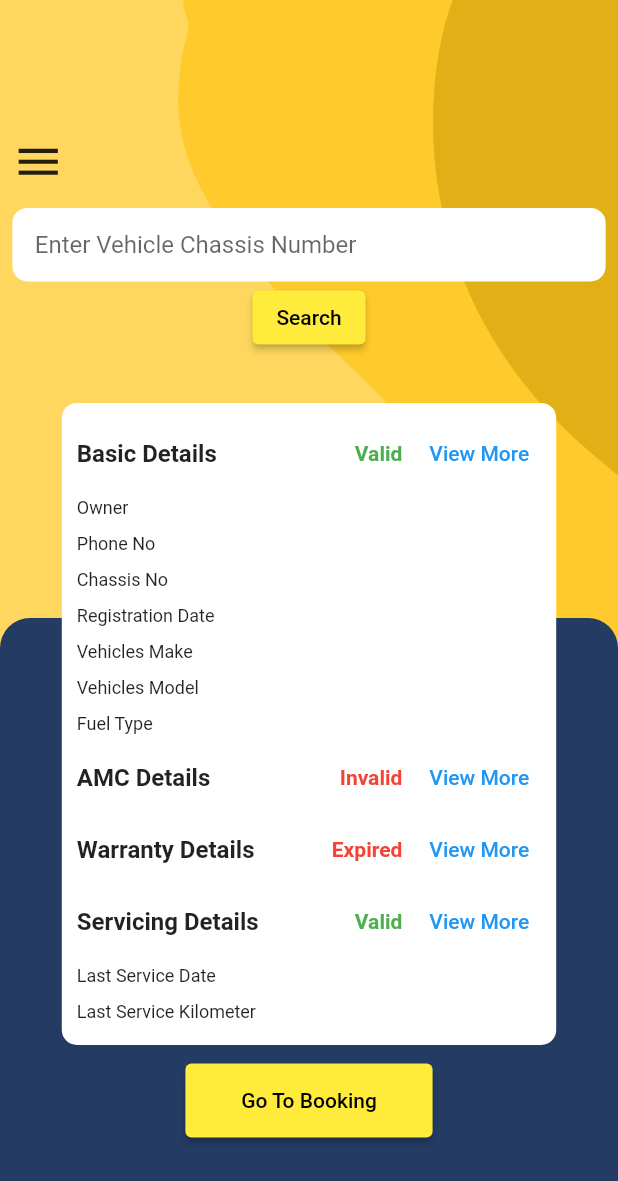
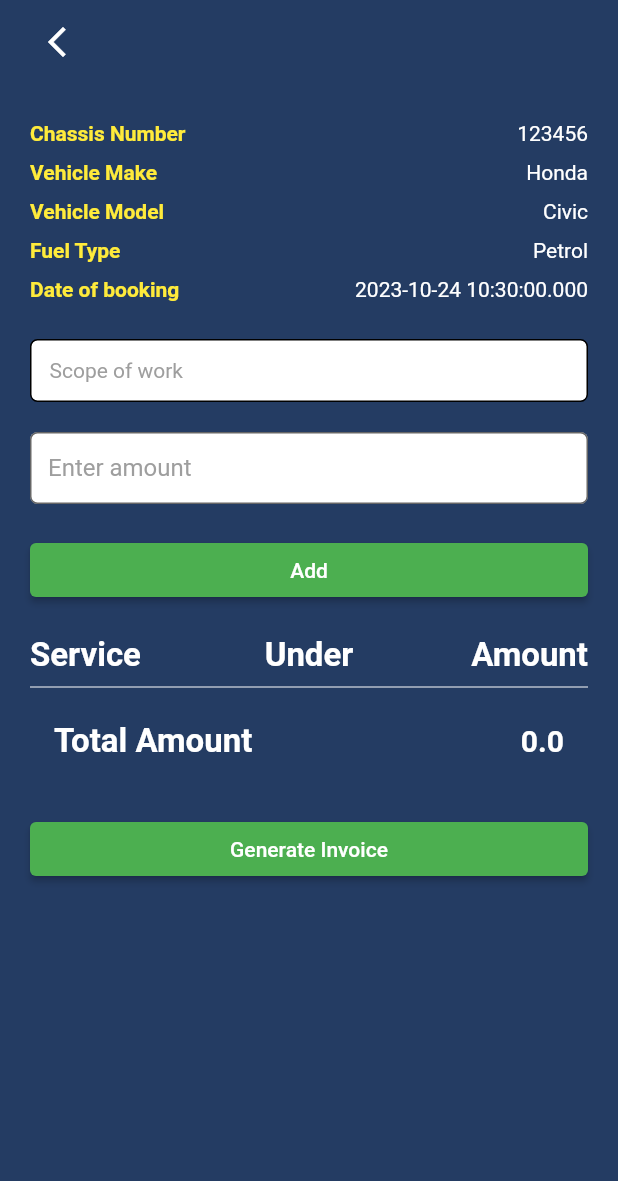
Before and after one commit to SwagatGogoi110/amc-clone, a Flutter app: the DetailsScreen screen opened directly, after a tap on "Go To Booking", on a phone screen of 412 x 824 dp. Shown: the top 1181 px of the screen. Run offline on Flutter 3.47's test engine with Material 2 defaults, Android fonts, the phone set to English and light mode, and no system bars; our stand-ins replace flutter_svg, open_file, pdf.

Commit message:
BOOKING PAGE ADDED

```diff
--- a/lib/main.dart
+++ b/lib/main.dart
@@ -1,5 +1,6 @@
 import 'package:amcdemo/provider/AuthProvider.dart';
 import 'package:amcdemo/provider/chassisControllerProvider.dart';
+import 'package:amcdemo/screens/booking_page.dart';
 import 'package:amcdemo/screens/splash_screen.dart';
 import 'package:amcdemo/widgets/invoice/invoice_page.dart';
 import 'package:flutter/material.dart';
--- /dev/null
+++ b/lib/screens/booking_page.dart
@@ -0,0 +1,362 @@
+import 'package:amcdemo/screens/details_page.dart';
+import 'package:flutter/material.dart';
+
+class BookingPage extends StatefulWidget {
+  const BookingPage({Key? key}) : super(key: key);
+
+  @override
+  State<BookingPage> createState() => _BookingPageState();
+}
+
+class _BookingPageState extends State<BookingPage> {
+  late TextEditingController _amountController = TextEditingController();
+  List<String> dropDownOptions = [
+    'Option 1',
+    'Option 2',
+    'Option 3',
+    'Option 4',
+    'Option 5',
+    'Option 6',
+    'Option 7',
+    'Option 12',
+  ];
+  String? selectedDropDownOption;
+
+  Map<String, dynamic> vehicleDetails = {
+    'Chassis Number': '123456',
+    'Vehicle Make': 'Honda',
+    'Vehicle Model': 'Civic',
+    'Fuel Type': 'Petrol',
+    'Date of booking': DateTime.now(),
+  };
+
+  String? selectedScope;
+  String? scopeOfWork = '';
+  double? amount;
+  List<Map<String, dynamic>> serviceList = [];
+  double totalAmount = 0;
+  bool isExpanded = false;
+  String? initialSelectedScope;
+
+  @override
+  void initState() {
+    super.initState();
+    initialSelectedScope = null;
+    _amountController = TextEditingController();
+  }
+
+  @override
+  void dispose() {
+    _amountController.dispose();
+    super.dispose();
+  }
+
+  @override
+  Widget build(BuildContext context) {
+    return Container(
+      color: const Color(0xFF243C63),
+      child: Scaffold(
+        appBar: AppBar(
+          backgroundColor: const Color(0xFF243C63),
+          elevation: 0,
+          leading: IconButton(
+            padding: const EdgeInsets.only(left: 20),
+            icon: const Icon(Icons.arrow_back_ios_new),
+            color: Colors.white,
+            onPressed: () {
+              Navigator.of(context).pushReplacement(
+                MaterialPageRoute(
+                  builder: (context) => DetailsScreen(),
+                ),
+              );
+            },
+          ),
+        ),
+        backgroundColor: const Color(0xFF243C63),
+        body: SingleChildScrollView(
+          child: Padding(
+            padding: const EdgeInsets.all(20.0),
+            child: Column(
+              crossAxisAlignment: CrossAxisAlignment.stretch,
+              children: <Widget>[
+                Column(
+                  children: vehicleDetails.entries.map((entry) {
+                    return Padding(
+                      padding: const EdgeInsets.symmetric(vertical: 5.0),
+                      child: Row(
+                        mainAxisAlignment: MainAxisAlignment.spaceBetween,
+                        children: [
+                          Text(
+                            entry.key,
+                            style: const TextStyle(
+                                color: Colors.yellow,
+                                fontWeight: FontWeight.bold,
+                                fontSize: 14),
+                          ),
+                          Expanded(
+                            child: Text(
+                              '${entry.value}',
+                              textAlign: TextAlign.right,
+                              style: const TextStyle(
+                                  fontSize: 14, color: Colors.white),
+                            ),
+                          ),
+                        ],
+                      ),
+                    );
+                  }).toList(),
+                ),
+                const SizedBox(height: 20),
+                Row(
+                  children: [
+                    Expanded(
+                      child: Container(
+                        decoration: BoxDecoration(
+                          color: Colors.white,
+                          border: Border.all(color: Colors.black),
+                          borderRadius: BorderRadius.circular(5.0),
+                        ),
+                        padding: const EdgeInsets.symmetric(horizontal: 12.0),
+                        child: Column(
+                          crossAxisAlignment: CrossAxisAlignment.stretch,
+                          children: [
+                            GestureDetector(
+                              onTap: () {
+                                setState(() {
+                                  isExpanded = !isExpanded;
+                                });
+                              },
+                              child: Container(
+                                padding:
+                                    const EdgeInsets.symmetric(vertical: 12.0),
+                                child: Text(selectedScope ?? 'Scope of work',
+                                    style: TextStyle(
+                                        color: selectedScope == null
+                                            ? Colors.grey
+                                            : Colors.black)),
+                              ),
+                            ),
+                            if (isExpanded)
+                              Column(
+                                children: [
+                                  TextField(
+                                    decoration: const InputDecoration(
+                                      hintText: 'Search...',
+                                      border: InputBorder.none,
+                                    ),
+                                    onChanged: (value) {
+                                      setState(() {
+                                        selectedDropDownOption = value;
+                                      });
+                                    },
+                                  ),
+                                  // ignore: sized_box_for_whitespace
+                                  Container(
+                                    height:
+                                        200, // Set the maximum height for the options
+                                    child: ListView(
+                                      children: [
+                                        ..._buildMatchingOptions(),
+                                      ],
+                                    ),
+                                  ),
+                                ],
+                              ),
+                          ],
+                        ),
+                      ),
+                    ),
+                  ],
+                ),
+                const SizedBox(height: 20.0),
+                TextField(
+                  controller: _amountController,
+                  onChanged: (value) {
+                    amount = double.tryParse(value);
+                  },
+                  decoration: InputDecoration(
+                    fillColor: Colors.white,
+                    filled: true,
+                    hintText: 'Enter amount',
+                    hintStyle: const TextStyle(color: Colors.grey),
+                    border: OutlineInputBorder(
+                      borderRadius: BorderRadius.circular(5),
+                      borderSide: const BorderSide(color: Colors.black),
+                    ),
+                    contentPadding: const EdgeInsets.symmetric(horizontal: 12),
+                  ),
+                ),
+                const SizedBox(height: 20.0),
+                ElevatedButton(
+                  onPressed: () {
+                    setState(() {
+                      if (amount != null) {
+                        serviceList.add({
+                          'Service': selectedScope,
+                          'Under': '0 of 0',
+                          'Amount': amount,
+                        });
+                        totalAmount += amount!;
+                        selectedScope = initialSelectedScope;
+                        print(_amountController.text);
+                        _amountController.clear();
+                      }
+                    });
+                  },
+                  style:
+                      ElevatedButton.styleFrom(backgroundColor: Colors.green),
+                  child: const Text('Add'),
+                ),
+                const SizedBox(height: 20.0),
+                ListView.builder(
+                  shrinkWrap: true,
+                  physics: const NeverScrollableScrollPhysics(),
+                  itemCount: serviceList.length + 1,
+                  itemBuilder: (BuildContext context, int index) {
+                    if (index == 0) {
+                      return const Row(
+                        children: [
+                          Expanded(
+                            child: Text(
+                              'Service',
+                              style: TextStyle(
+                                  fontWeight: FontWeight.bold,
+                                  fontSize: 22,
+                                  color: Colors.white),
+                              textAlign: TextAlign.left,
+                            ),
+                          ),
+                          Expanded(
+                            child: Text(
+                              'Under',
+                              style: TextStyle(
+                                  fontWeight: FontWeight.bold,
+                                  fontSize: 22,
+                                  color: Colors.white),
+                              textAlign: TextAlign.center,
+                            ),
+                          ),
+                          Expanded(
+                            child: Text(
+                              'Amount',
+                              style: TextStyle(
+                                  fontWeight: FontWeight.bold,
+                                  fontSize: 22,
+                                  color: Colors.white),
+                              textAlign: TextAlign.right,
+                            ),
+                          ),
+                        ],
+                      );
+                    }
+                    final service = serviceList[index - 1];
+                    return Column(
+                      children: [
+                        const SizedBox(height: 10),
+                        Row(
+                          children: [
+                            Expanded(
+                              child: Text(
+                                service['Service'].toString(),
+                                textAlign: TextAlign.left,
+                                style: const TextStyle(
+                                    color: Colors.white, fontSize: 15),
+                              ),
+                            ),
+                            Expanded(
+                              child: Text(
+                                service['Under'].toString(),
+                                textAlign: TextAlign.center,
+                                style: const TextStyle(
+                                    color: Colors.white, fontSize: 15),
+                              ),
+                            ),
+                            Expanded(
+                              child: Text(
+                                service['Amount'].toString(),
+                                textAlign: TextAlign.right,
+                                style: const TextStyle(
+                                    color: Colors.white, fontSize: 15),
+                              ),
+                            ),
+                          ],
+                        ),
+                      ],
+                    );
+                  },
+                ),
+                const Divider(
+                  color: Colors.white,
+                ),
+                ListTile(
+                  title: const Text(
+                    'Total Amount',
+                    style: TextStyle(
+                      color: Colors.white,
+                      fontWeight: FontWeight.bold,
+                      fontSize: 22,
+                    ),
+                    textAlign: TextAlign.left,
+                  ),
+                  trailing: Text(
+                    '$totalAmount',
+                    style: const TextStyle(
+                      color: Colors.white,
+                      fontWeight: FontWeight.bold,
+                      fontSize: 20,
+                    ),
+                  ),
+                ),
+                const SizedBox(height: 20.0),
+                ElevatedButton(
+                  onPressed: () {},
+                  style:
+                      ElevatedButton.styleFrom(backgroundColor: Colors.green),
+                  child: const Text(
+                    'Generate Invoice',
+                    style: TextStyle(color: Colors.white),
+                  ),
+                )
+              ],
+            ),
+          ),
+        ),
+      ),
+    );
+  }
+
+  List<Widget> _buildMatchingOptions() {
+    List<Widget> widgets = [];
+    List<String> matchingOptions = [];
+
+    for (var option in dropDownOptions) {
+      if (option
+          .toLowerCase()
+          .contains(selectedDropDownOption?.toLowerCase() ?? '')) {
+        matchingOptions.add(option);
+      }
+    }
+
+    widgets.addAll(
+      matchingOptions.map((option) {
+        return ListTile(
+          title: Text(option),
+          onTap: () {
+            setState(() {
+              selectedScope = option;
+              isExpanded = false;
+            });
+          },
+        );
+      }),
+    );
+
+    for (var option in dropDownOptions) {
+      if (!matchingOptions.contains(option)) {
+        widgets.add(Container(height: 0));
+      }
+    }
+
+    return widgets;
+  }
+}
--- a/lib/screens/details_page.dart
+++ b/lib/screens/details_page.dart
@@ -1,6 +1,7 @@
 import 'package:amcdemo/details/amc_details_list.dart';
 import 'package:amcdemo/details/service_details_list.dart';
 import 'package:amcdemo/provider/chassisControllerProvider.dart';
+import 'package:amcdemo/screens/booking_page.dart';
 import 'package:amcdemo/screens/next_details/basic_details.dart';
 import 'package:amcdemo/widgets/navigation_drawer.dart';
 import 'package:flutter/material.dart';
@@ -47,7 +48,8 @@ class _DetailsScreenState extends State<DetailsScreen> {
   @override
   Widget build(BuildContext context) {
     // ignore: unnecessary_null_comparison
-    var chassisControllerProvider = Provider.of<ChassisControllerProvider>(context);
+    var chassisControllerProvider =
+        Provider.of<ChassisControllerProvider>(context);
     if (deviceHeight == null || deviceWidth == null) {
       return Container();
     }
@@ -192,7 +194,11 @@ class _DetailsScreenState extends State<DetailsScreen> {
                   ),
                   ElevatedButton(
                     onPressed: () {
-                      // Handle go to booking functionality
+                      Navigator.of(context).pushReplacement(
+                        MaterialPageRoute(
+                          builder: (context) => BookingPage(),
+                        ),
+                      );
                     },
                     style: ElevatedButton.styleFrom(
                       backgroundColor: Colors.yellow,
@@ -214,7 +220,8 @@ class _DetailsScreenState extends State<DetailsScreen> {
   }
 
   Widget _buildDetailsBlock(String title, List<String> details, bool isValid) {
-    var chassisControllerProvider = Provider.of<ChassisControllerProvider>(context);
+    var chassisControllerProvider =
+        Provider.of<ChassisControllerProvider>(context);
     return Column(
       crossAxisAlignment: CrossAxisAlignment.start,
       children: [
@@ -243,8 +250,10 @@ class _DetailsScreenState extends State<DetailsScreen> {
                 TextButton(
                   onPressed: () {
                     if (title == 'Basic Details') {
-                      if (chassisControllerProvider.controller.text.isNotEmpty) {
-                        chassisControllerProvider.setChassisController(chassisControllerProvider.controller.text);
+                      if (chassisControllerProvider
+                          .controller.text.isNotEmpty) {
+                        chassisControllerProvider.setChassisController(
+                            chassisControllerProvider.controller.text);
                         Navigator.pushReplacement(
                             context,
                             MaterialPageRoute(
@@ -273,13 +282,16 @@ class _DetailsScreenState extends State<DetailsScreen> {
                         );
                       }
                     } else if (title == 'AMC Details') {
-                      if (chassisControllerProvider.controller.text.isNotEmpty) {
-                        chassisControllerProvider.setChassisController(chassisControllerProvider.controller.text);
+                      if (chassisControllerProvider
+                          .controller.text.isNotEmpty) {
+                        chassisControllerProvider.setChassisController(
+                            chassisControllerProvider.controller.text);
                         Navigator.pushReplacement(
                           context,
                           MaterialPageRoute(
                             builder: (context) => AmcDetailsScreen(
-                                chassisNum: chassisControllerProvider.controller.text),
+                                chassisNum:
+                                    chassisControllerProvider.controller.text),
                           ),
                         );
                       } else {
@@ -306,13 +318,16 @@ class _DetailsScreenState extends State<DetailsScreen> {
                         );
                       }
                     } else if (title == 'Warranty Details') {
-                      if (chassisControllerProvider.controller.text.isNotEmpty) {
-                        chassisControllerProvider.setChassisController(chassisControllerProvider.controller.text);
+                      if (chassisControllerProvider
+                          .controller.text.isNotEmpty) {
+                        chassisControllerProvider.setChassisController(
+                            chassisControllerProvider.controller.text);
                         Navigator.pushReplacement(
                           context,
                           MaterialPageRoute(
                             builder: (context) => WarrantyDetailsScreen(
-                                chassisNum: chassisControllerProvider.controller.text),
+                                chassisNum:
+                                    chassisControllerProvider.controller.text),
                           ),
                         );
                       } else {
@@ -339,13 +354,16 @@ class _DetailsScreenState extends State<DetailsScreen> {
                         );
                       }
                     } else {
-                      if (chassisControllerProvider.controller.text.isNotEmpty) {
-                        chassisControllerProvider.setChassisController(chassisControllerProvider.controller.text);
+                      if (chassisControllerProvider
+                          .controller.text.isNotEmpty) {
+                        chassisControllerProvider.setChassisController(
+                            chassisControllerProvider.controller.text);
                         Navigator.pushReplacement(
                           context,
                           MaterialPageRoute(
                             builder: (context) => ServiceDetailsScreen(
-                                chassisNum: chassisControllerProvider.controller.text),
+                                chassisNum:
+                                    chassisControllerProvider.controller.text),
                           ),
                         );
                       } else {
--- a/lib/screens/login_page.dart
+++ b/lib/screens/login_page.dart
@@ -20,7 +20,7 @@ class _LoginPageState extends State<LoginPage> {
   TextEditingController passwordController = TextEditingController();
 
   void signUserIn(BuildContext context) async {
-    String url = 'http://192.168.1.8:8080/api/v1/auth/authenticate';
+    String url = 'http://192.168.1.3:8080/api/v1/auth/authenticate';
     String Username = usernameController.text.trim();
     String password = passwordController.text.trim();
 
--- a/lib/widgets/navigation_drawer.dart
+++ b/lib/widgets/navigation_drawer.dart
@@ -18,46 +18,46 @@ class CustomNavigationDrawer extends StatelessWidget {
               padding: padding,
               child: Column(
                 children: [
-                  const SizedBox(height: 12),
-                  buildSearchField(),
-                  const SizedBox(height: 24),
-                  buildMenuItem(
-                    text: 'People',
-                    icon: Icons.people,
-                    onClicked: () => selectedItem(context, 0),
-                  ),
-                  const SizedBox(height: 16),
-                  buildMenuItem(
-                    text: 'Favourites',
-                    icon: Icons.favorite_border,
-                    onClicked: () => selectedItem(context, 1),
-                  ),
-                  const SizedBox(height: 16),
-                  buildMenuItem(
-                    text: 'Workflow',
-                    icon: Icons.workspaces_outline,
-                    onClicked: () => selectedItem(context, 2),
-                  ),
-                  const SizedBox(height: 16),
-                  buildMenuItem(
-                    text: 'Updates',
-                    icon: Icons.update,
-                    onClicked: () => selectedItem(context, 3),
-                  ),
-                  const SizedBox(height: 24),
-                  const Divider(color: Colors.white70),
-                  const SizedBox(height: 24),
-                  buildMenuItem(
-                    text: 'Plugins',
-                    icon: Icons.account_tree_outlined,
-                    onClicked: () => selectedItem(context, 4),
-                  ),
-                  const SizedBox(height: 16),
-                  buildMenuItem(
-                    text: 'Notifications',
-                    icon: Icons.notifications_outlined,
-                    onClicked: () => selectedItem(context, 5),
-                  ),
+                  // const SizedBox(height: 12),
+                  // buildSearchField(),
+                  // const SizedBox(height: 24),
+                  // buildMenuItem(
+                  //   text: 'People',
+                  //   icon: Icons.people,
+                  //   onClicked: () => selectedItem(context, 0),
+                  // ),
+                  // const SizedBox(height: 16),
+                  // buildMenuItem(
+                  //   text: 'Favourites',
+                  //   icon: Icons.favorite_border,
+                  //   onClicked: () => selectedItem(context, 1),
+                  // ),
+                  // const SizedBox(height: 16),
+                  // buildMenuItem(
+                  //   text: 'Workflow',
+                  //   icon: Icons.workspaces_outline,
+                  //   onClicked: () => selectedItem(context, 2),
+                  // ),
+                  // const SizedBox(height: 16),
+                  // buildMenuItem(
+                  //   text: 'Updates',
+                  //   icon: Icons.update,
+                  //   onClicked: () => selectedItem(context, 3),
+                  // ),
+                  // const SizedBox(height: 24),
+                  // const Divider(color: Colors.white70),
+                  // const SizedBox(height: 24),
+                  // buildMenuItem(
+                  //   text: 'Plugins',
+                  //   icon: Icons.account_tree_outlined,
+                  //   onClicked: () => selectedItem(context, 4),
+                  // ),
+                  // const SizedBox(height: 16),
+                  // buildMenuItem(
+                  //   text: 'Notifications',
+                  //   icon: Icons.notifications_outlined,
+                  //   onClicked: () => selectedItem(context, 5),
+                  // ),
                   const SizedBox(height: 16),
                   buildMenuItem(
                     text: 'Log Out',
--- a/pubspec.yaml
+++ b/pubspec.yaml
@@ -43,6 +43,8 @@ dependencies:
   path_provider: ^2.0.1
   pdf: ^3.1.0
   http: ^1.1.0
+  dropdown_search: ^5.0.6
+  searchfield: ^0.8.6
 
 dev_dependencies:
   flutter_test:
```
Also changed, not shown: pubspec.lock.
